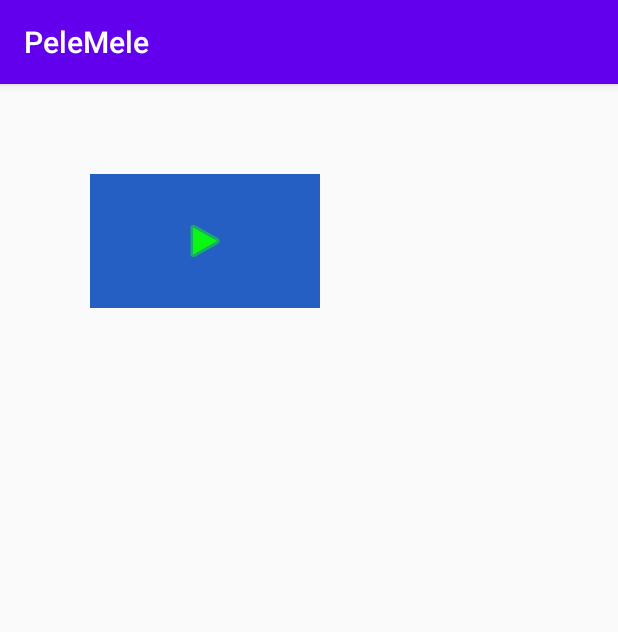
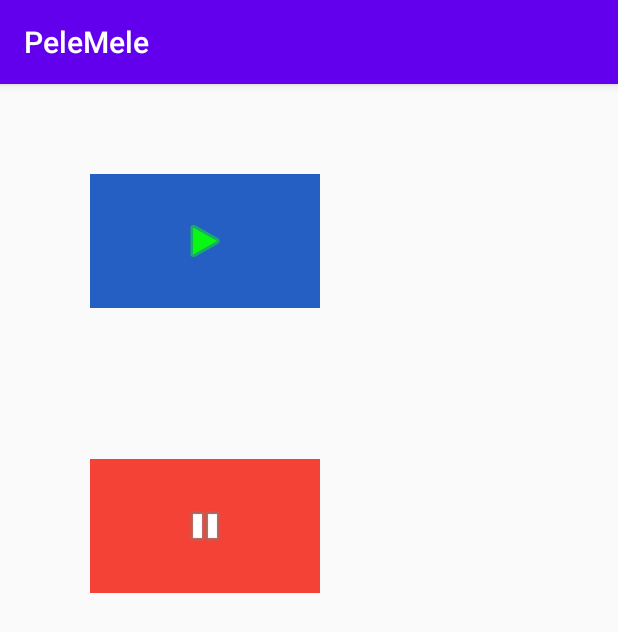
Before and after one commit to SandraGuillo/Android-project, an Android app: the screen it shows after launch (ChronometreActivity), after a tap on an icon or button, on a phone screen of 412 x 824 dp. Shown: the top 632 px of the screen. Run offline under Robolectric (Android 15) with nearby library versions, the phone set to English and light mode, and no system bars.

Commit message:
ajout d'activite chrono et debut de Photo

```diff
--- a/PeleMele/app/src/main/java/com/example/pelemele/ChronometreActivity.java
+++ b/PeleMele/app/src/main/java/com/example/pelemele/ChronometreActivity.java
@@ -1,7 +1,13 @@
 package com.example.pelemele;
 
+import android.widget.Button;
+import android.widget.ImageButton;
+import android.widget.Toast;
 import androidx.appcompat.app.AppCompatActivity;
 import android.os.Bundle;
+
+import java.util.Calendar;
+import java.util.GregorianCalendar;
 
 public class ChronometreActivity extends AppCompatActivity {
 
@@ -9,5 +15,18 @@ public class ChronometreActivity extends AppCompatActivity {
     protected void onCreate(Bundle savedInstanceState) {
         super.onCreate(savedInstanceState);
         setContentView(R.layout.activity_chronometre);
+        Calendar calendar = new GregorianCalendar();
+
+        ImageButton demarrer = (ImageButton) findViewById(R.id.start);
+        demarrer.setOnClickListener((v) -> {
+            Toast.makeText(ChronometreActivity.this,"il est : "+calendar.get(Calendar.HOUR_OF_DAY)+ " h " + calendar.get((Calendar.MINUTE))  +" min "+ calendar.get(Calendar.SECOND)+ " s ",Toast.LENGTH_SHORT).show();
+        });
+
+        ImageButton stop = (ImageButton) findViewById(R.id.stop);
+        stop.setOnClickListener((v) -> {
+            Toast.makeText(ChronometreActivity.this," il est : "+calendar.get(Calendar.HOUR_OF_DAY)+ " h " + calendar.get((Calendar.MINUTE))  +" min "+ calendar.get(Calendar.SECOND)+ " s ",Toast.LENGTH_SHORT).show();
+        });
     }
+
+
 }
--- a/PeleMele/app/src/main/java/com/example/pelemele/MainActivity.java
+++ b/PeleMele/app/src/main/java/com/example/pelemele/MainActivity.java
@@ -40,6 +40,7 @@ public class MainActivity extends AppCompatActivity {
 
             Intent ic = new Intent(MainActivity.this, ChronometreActivity.class);
             startActivity(ic);
+            Toast.makeText(MainActivity.this, "chronometre",Toast.LENGTH_SHORT).show();
         });
         Log.i("MainActivity","une info");
 
--- a/PeleMele/app/src/main/res/layout/activity_chronometre.xml
+++ b/PeleMele/app/src/main/res/layout/activity_chronometre.xml
@@ -10,8 +10,14 @@
     <ImageButton
             android:layout_width="153dp"
             android:layout_height="89dp" app:srcCompat="@android:drawable/ic_media_play"
-            android:id="@+id/imageButton"
+            android:id="@+id/start"
             app:layout_constraintTop_toTopOf="parent" app:layout_constraintStart_toStartOf="parent"
             android:layout_marginTop="60dp" android:layout_marginStart="60dp"
             android:contentDescription="@string/chrono" android:background="#255FC3" android:tint="#0AF613"/>
+    <ImageButton
+            android:layout_width="153dp"
+            android:layout_height="89dp" app:srcCompat="@android:drawable/ic_media_pause"
+            android:id="@+id/stop" app:layout_constraintTop_toTopOf="parent"
+            app:layout_constraintStart_toStartOf="parent" android:layout_marginTop="250dp"
+            android:layout_marginStart="60dp" android:background="#F44336"/>
 </androidx.constraintlayout.widget.ConstraintLayout>
```
Also changed, not shown: PeleMele/app/src/main/AndroidManifest.xml (+6 -2 lines), PeleMele/app/src/main/java/com/example/pelemele/Photo.java (added, +13 -0 lines), PeleMele/app/src/main/res/layout/activity_main.xml (+7 -0 lines), PeleMele/app/src/main/res/layout/activity_photo.xml (added, +10 -0 lines).
